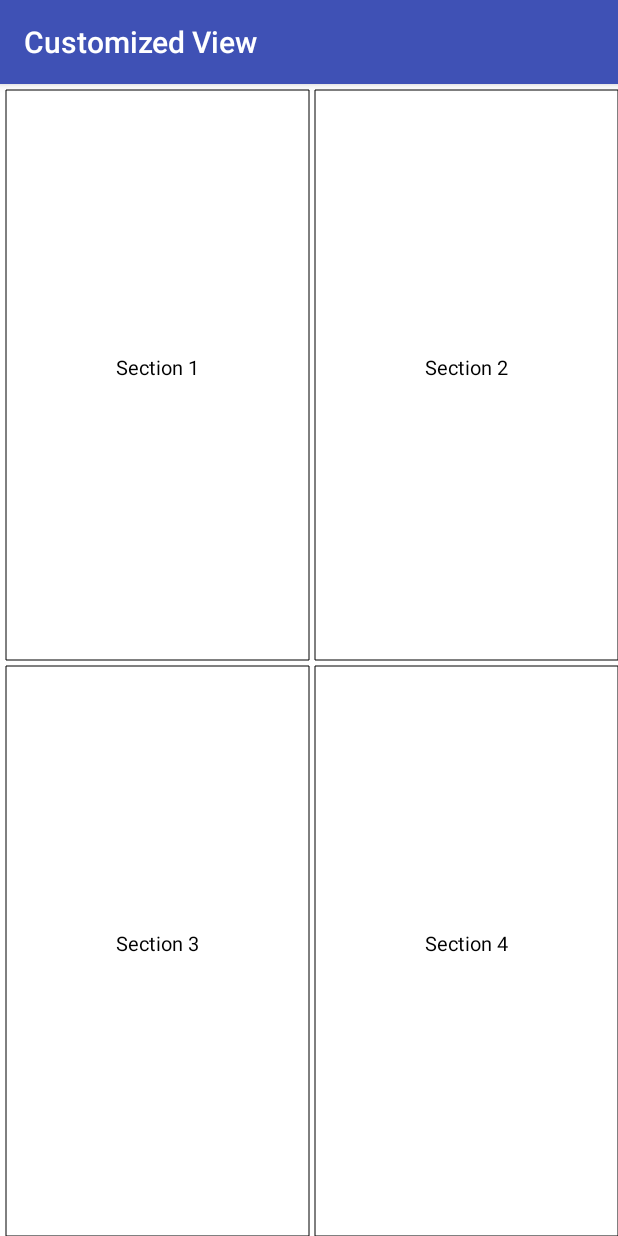
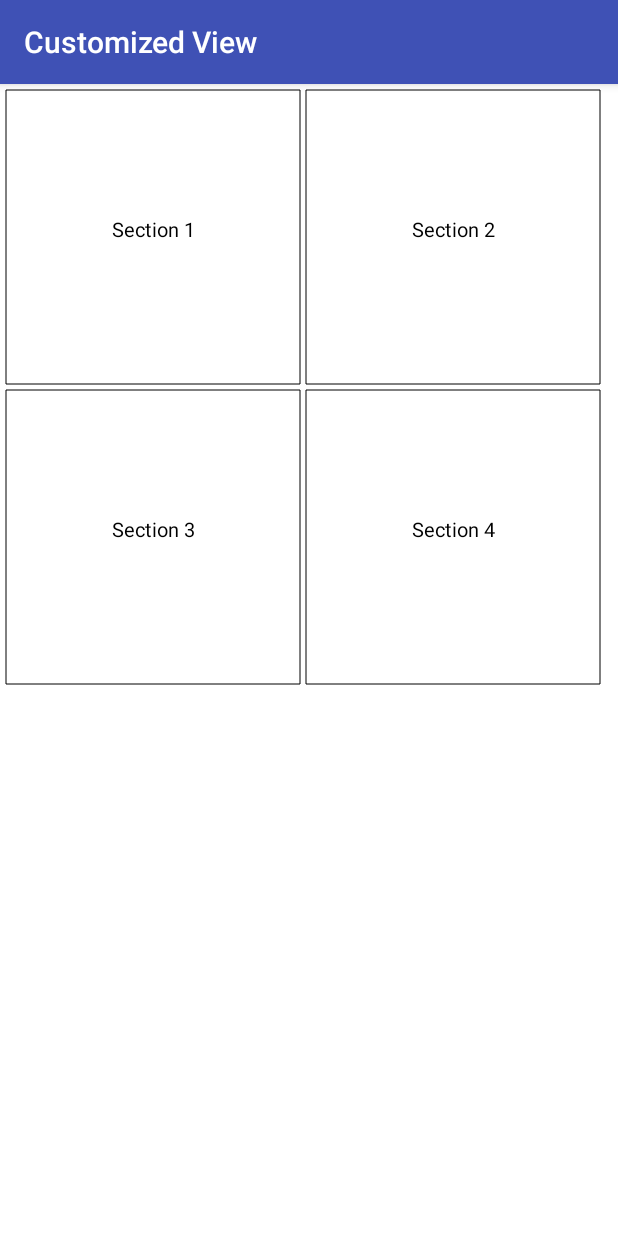
Before and after one commit to monicamarcus/CustomizedView, an Android app: the screen it shows after launch (MainActivity), on a phone screen of 412 x 824 dp. Run offline under Robolectric (Android 15) with nearby library versions, the phone set to English and light mode, and no system bars.

Commit message:
Improved code quality

```diff
--- a/app/src/main/java/com/example/monicamarcus/customizedview/CustomView.java
+++ b/app/src/main/java/com/example/monicamarcus/customizedview/CustomView.java
@@ -11,7 +11,6 @@ import android.graphics.Color;
 import android.graphics.Paint.Style;
 import android.content.Context;
 import android.util.AttributeSet;
-import android.content.res.Resources;
 import android.widget.Toast;
 
 /**
@@ -21,34 +20,28 @@ import android.widget.Toast;
 public class CustomView extends View {
     private Paint paint;
     private Rect[] rectangle = new Rect[4];
-    private Style style;
     private TextPaint textPaint;
     String text = "Section ";
 
     public CustomView(Context context, AttributeSet attrs) {
-        super(context, attrs);
+        super(context,attrs);
 
         paint = new Paint();
         paint.setColor(Color.BLACK);
-        style = Style.STROKE;
+        Style style = Style.STROKE;
         paint.setStyle(style);
 
         textPaint = new TextPaint();
         textPaint.setColor(Color.BLACK);
         textPaint.setTextSize(20);
         textPaint.setTextAlign(Align.CENTER);
+
+        initRectangles();
     }
 
     @Override
     protected void onDraw(Canvas canvas) {
         canvas.drawColor(Color.WHITE);
-        int x = canvas.getWidth()/2;
-        int y = canvas.getHeight()/2;
-        rectangle[0] = new Rect(6, 6, x, y);
-        rectangle[1] = new Rect(6 + x, 6, x + x, y);
-        rectangle[2] = new Rect(6, 6 + y, x, y + y);
-        rectangle[3] = new Rect(6 + x, 6 + y, x + x, y + y);
-
         for (int i = 0; i < rectangle.length; i++) {
             canvas.drawRect(rectangle[i], paint);
             int width = rectangle[i].width();
@@ -59,12 +52,15 @@ public class CustomView extends View {
         }
     }
 
-    public static int getScreenWidth() {
-        return Resources.getSystem().getDisplayMetrics().widthPixels;
-    }
-
-    public static int getScreenHeight() {
-        return Resources.getSystem().getDisplayMetrics().heightPixels;
+    private void initRectangles() {
+        int left = 6;
+        int up = 6;
+        int x = 300;
+        int y = 300;
+        rectangle[0] = new Rect(left, up, x, y);
+        rectangle[1] = new Rect(left + x, up, x + x, y);
+        rectangle[2] = new Rect(left, up + y, x, y + y);
+        rectangle[3] = new Rect(left + x, up + y, x + x, y + y);
     }
 
     @Override
--- a/app/src/main/res/layout/activity_main.xml
+++ b/app/src/main/res/layout/activity_main.xml
@@ -1,19 +1,11 @@
 <?xml version="1.0" encoding="utf-8"?>
-<GridLayout xmlns:android="http://schemas.android.com/apk/res/android"
+<com.example.monicamarcus.customizedview.CustomView
+    xmlns:android="http://schemas.android.com/apk/res/android"
     xmlns:tools="http://schemas.android.com/tools"
-    android:id="@+id/gridlayout"
+    tools:context="com.example.monicamarcus.customizedview.MainActivity"
+    android:id="@+id/myCustomView"
     android:layout_width="wrap_content"
     android:layout_height="wrap_content"
-    tools:context="com.example.monicamarcus.customizedview.MainActivity"
-    android:columnCount="1"
-    android:rowCount="1">
+    android:clickable="true">
 
-    <com.example.monicamarcus.customizedview.CustomView
-        android:id="@+id/myCustomView"
-        android:layout_width="match_parent"
-        android:layout_height="match_parent"
-        android:layout_column="0"
-        android:layout_row="0"
-        android:clickable="true" />
-
-</GridLayout>
+ </com.example.monicamarcus.customizedview.CustomView>
```
